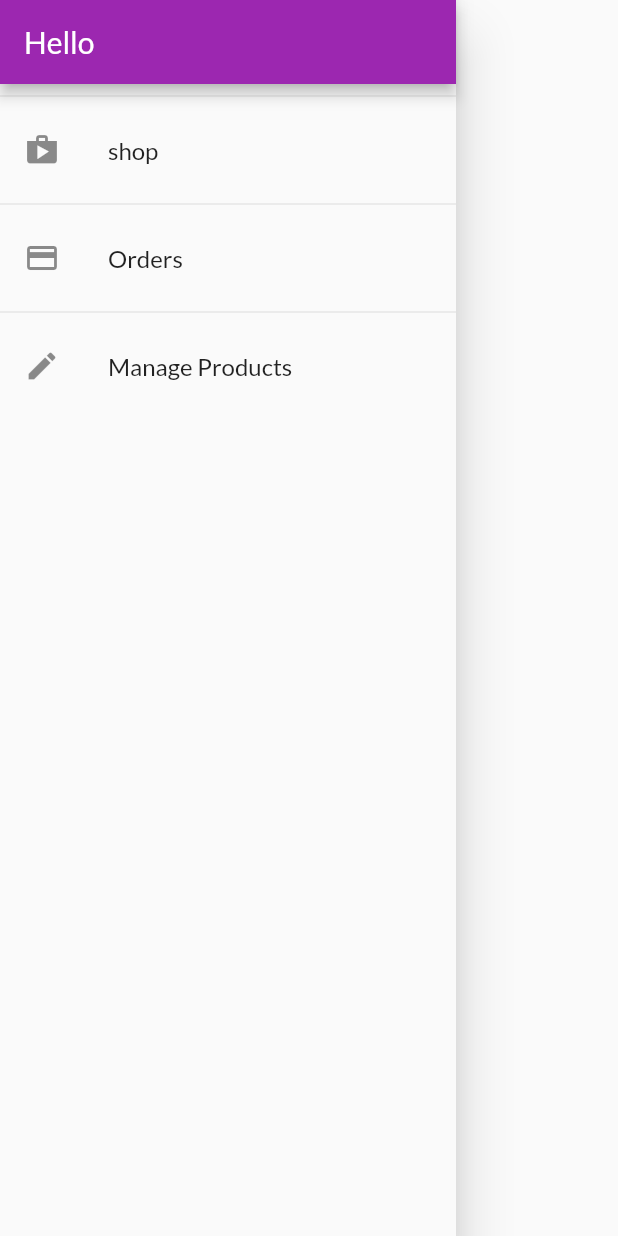
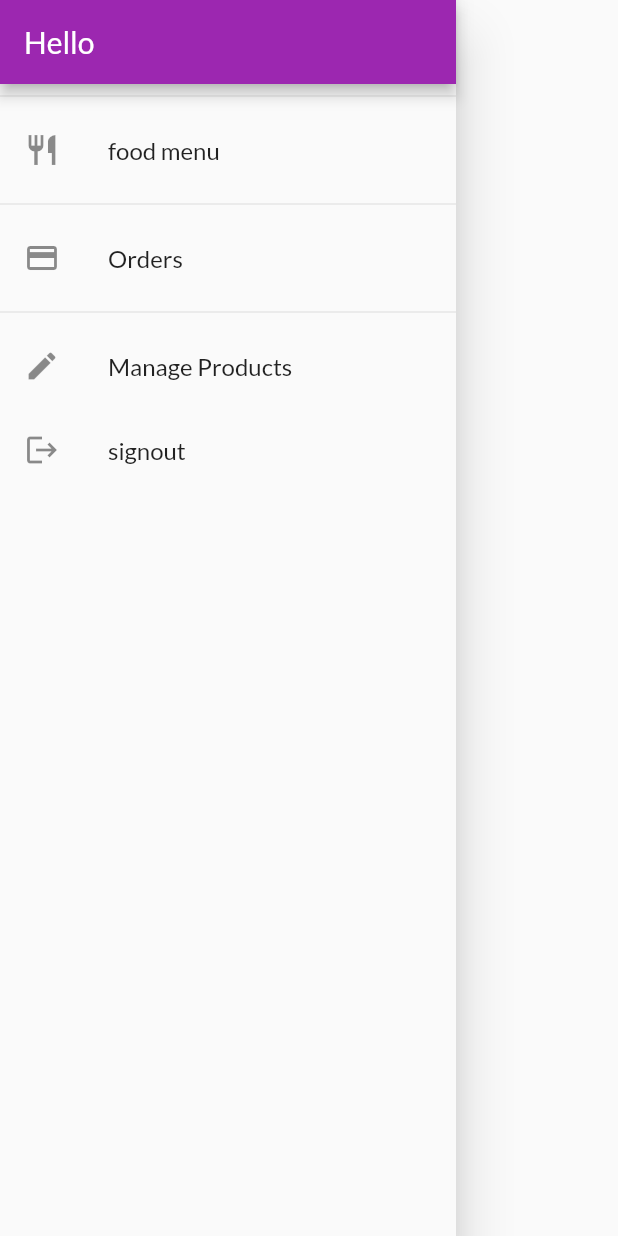
Before and after one commit to Devsinglad/food_royale, a Flutter app: the AppDrawer widget shown alone on an empty page, opened directly, on a phone screen of 412 x 824 dp. Run offline on Flutter 3.47's test engine with Material 2 defaults, Android fonts, the light colour scheme and no system bars; our stand-ins replace firebase_auth, firebase_core, google_fonts, lottie; missing offline and left inert: blurry_modal_progress_hud; accounts and stored records are empty; network calls fail.

Commit message:
Updated login and app drawer

```diff
--- a/lib/widgets/app_drawer.dart
+++ b/lib/widgets/app_drawer.dart
@@ -2,6 +2,7 @@ import 'package:flutter/material.dart';
 
 import '../Screens/orders_screen.dart';
 import '../Screens/user_products_screen.dart';
+import 'package:firebase_auth/firebase_auth.dart';
 
 class AppDrawer extends StatelessWidget {
   const AppDrawer({Key? key}) : super(key: key);
@@ -18,11 +19,11 @@ class AppDrawer extends StatelessWidget {
           Divider(),
           ListTile(
             leading: Icon(
-              Icons.shop,
+              Icons.restaurant,
             ),
-            title: Text('shop'),
+            title: Text('food menu'),
             onTap: () {
-              Navigator.of(context).pushReplacementNamed('/');
+              Navigator.of(context).pushReplacementNamed('/product-overview');
             },
           ),
           Divider(),
@@ -45,7 +46,15 @@ class AppDrawer extends StatelessWidget {
               Navigator.of(context)
                   .pushReplacementNamed(UserProductsScreen.routeName);
             },
-          )
+          ),
+          ListTile(
+            leading: Icon(Icons.logout),
+            title: Text('signout'),
+            onTap: () {
+              FirebaseAuth.instance.signOut();
+              Navigator.popAndPushNamed(context, '/Login-screen');
+            },
+          ),
         ],
       ),
     );
--- a/pubspec.yaml
+++ b/pubspec.yaml
@@ -42,6 +42,8 @@ dependencies:
   lottie: ^1.4.2
   firebase_core: ^1.21.1
   firebase_auth: ^3.7.0
+  blurry_modal_progress_hud: ^1.0.3
+
 
 dev_dependencies:
   flutter_test:
```
Also changed, not shown: lib/Screens/LoginScreen.dart (+12 -3 lines), lib/Screens/Product_overiew_screen.dart (+6 -1 lines), lib/Screens/SignUp.dart (+18 -6 lines), lib/main.dart (+7 -3 lines), pubspec.lock.
